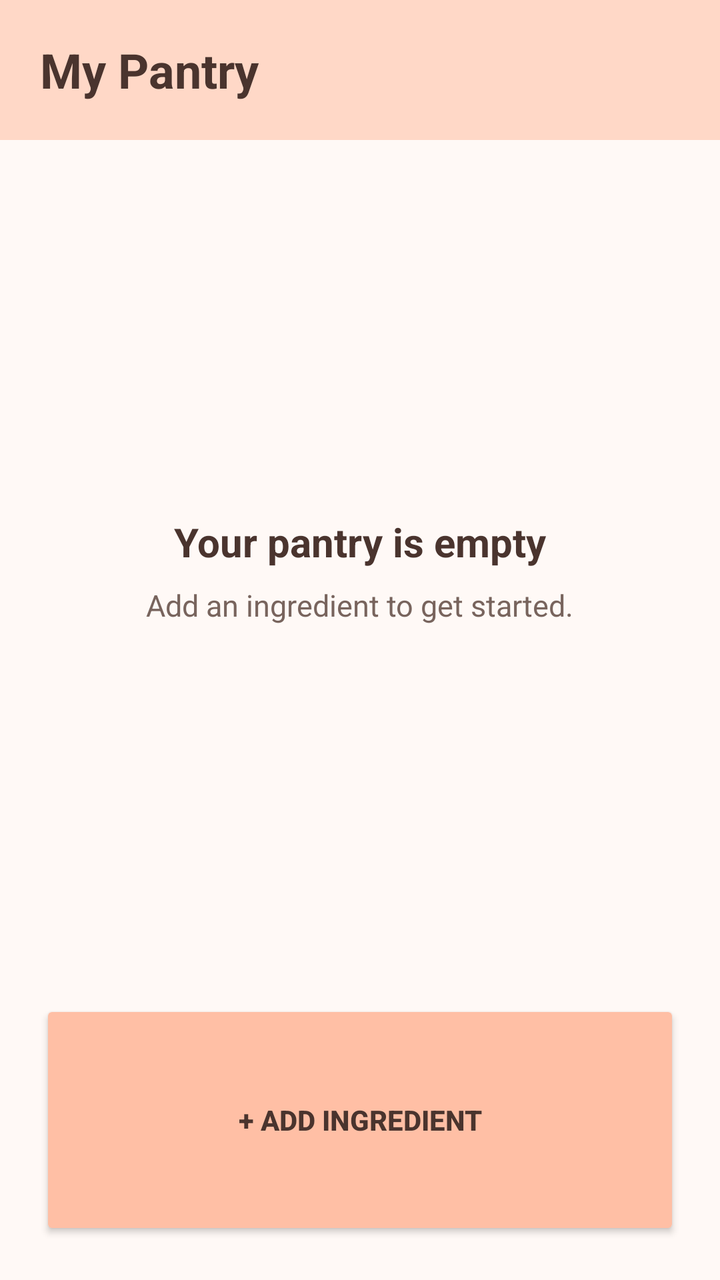
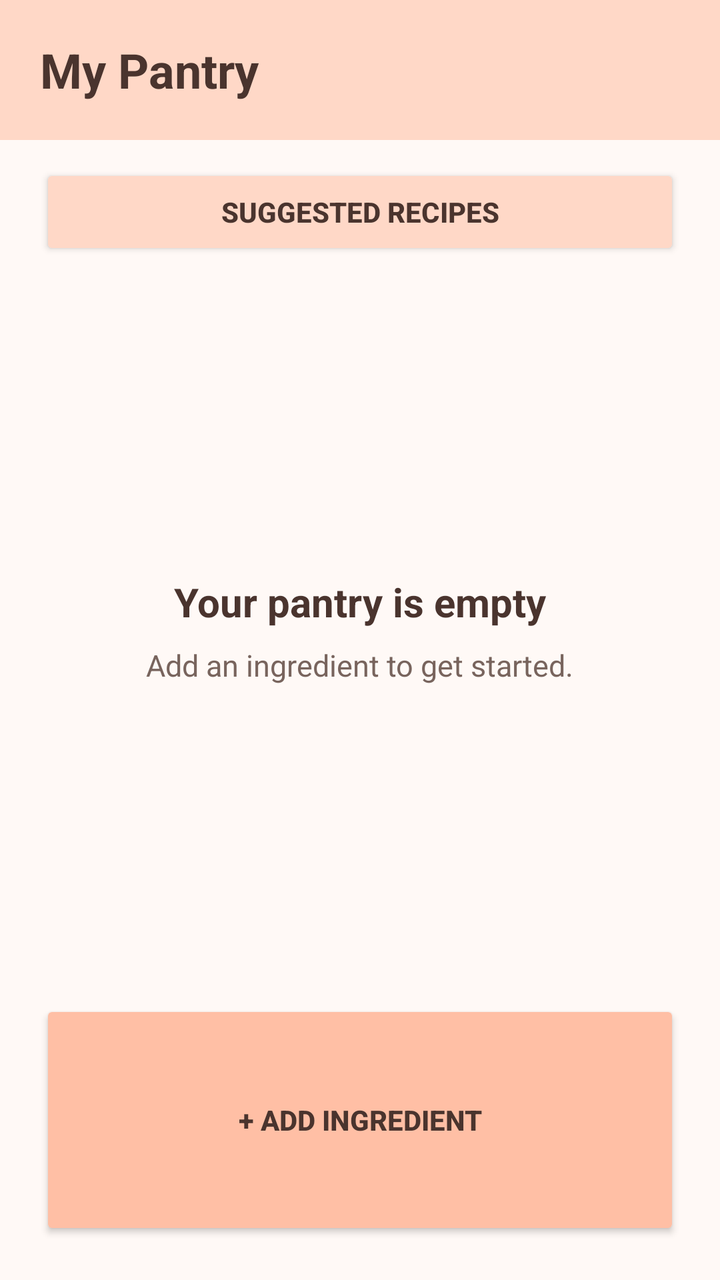

Two renders of the same Android screen: before a commit and after it. Below are the layout's source before the change and the commit's diff.
<!-- AndroidManifest.xml: application theme Theme.SmartPantryManager -->
<!-- res/layout/activity_main.xml -->
<?xml version="1.0" encoding="utf-8"?>
<androidx.constraintlayout.widget.ConstraintLayout
    xmlns:android="http://schemas.android.com/apk/res/android"
    xmlns:app="http://schemas.android.com/apk/res-auto"
    android:id="@+id/main"
    android:layout_width="match_parent"
    android:layout_height="match_parent"
    android:background="#FFF9F6">

    <TextView
        android:id="@+id/titleText"
        android:layout_width="0dp"
        android:layout_height="70dp"
        android:background="#FFD8C7"
        android:gravity="center_vertical"
        android:paddingStart="20dp"
        android:text="My Pantry"
        android:textColor="#4A342E"
        android:textSize="24sp"
        android:textStyle="bold"
        app:layout_constraintEnd_toEndOf="parent"
        app:layout_constraintStart_toStartOf="parent"
        app:layout_constraintTop_toTopOf="parent" />

    <androidx.recyclerview.widget.RecyclerView
        android:id="@+id/pantryRecyclerView"
        android:layout_width="0dp"
        android:layout_height="0dp"
        android:padding="16dp"
        android:clipToPadding="false"
        app:layout_constraintBottom_toTopOf="@id/addIngredientButton"
        app:layout_constraintEnd_toEndOf="parent"
        app:layout_constraintStart_toStartOf="parent"
        app:layout_constraintTop_toBottomOf="@id/titleText" />

    <TextView
        android:id="@+id/emptyTitle"
        android:layout_width="wrap_content"
        android:layout_height="wrap_content"
        android:text="Your pantry is empty"
        android:textColor="#4A342E"
        android:textSize="20sp"
        android:textStyle="bold"
        app:layout_constraintBottom_toTopOf="@id/emptyMessage"
        app:layout_constraintEnd_toEndOf="parent"
        app:layout_constraintStart_toStartOf="parent"
        app:layout_constraintTop_toBottomOf="@id/titleText"
        app:layout_constraintVertical_chainStyle="packed" />

    <TextView
        android:id="@+id/emptyMessage"
        android:layout_width="wrap_content"
        android:layout_height="wrap_content"
        android:layout_marginTop="8dp"
        android:text="Add an ingredient to get started."
        android:textColor="#78645D"
        android:textSize="15sp"
        app:layout_constraintBottom_toTopOf="@id/addIngredientButton"
        app:layout_constraintEnd_toEndOf="parent"
        app:layout_constraintStart_toStartOf="parent"
        app:layout_constraintTop_toBottomOf="@id/emptyTitle" />

    <Button
        android:id="@+id/addIngredientButton"
        android:layout_width="0dp"
        android:layout_height="120dp"
        android:layout_marginStart="20dp"
        android:layout_marginEnd="20dp"
        android:layout_marginBottom="20dp"
        android:backgroundTint="#FFBFA5"
        android:text="+ Add Ingredient"
        android:textColor="#4A342E"
        android:textStyle="bold"
        app:layout_constraintBottom_toBottomOf="parent"
        app:layout_constraintEnd_toEndOf="parent"
        app:layout_constraintStart_toStartOf="parent" />

</androidx.constraintlayout.widget.ConstraintLayout>
<!-- resources referenced by this layout -->
<resources>
  <style name="Theme.SmartPantryManager" parent="Base.Theme.SmartPantryManager" />
  <style name="Base.Theme.SmartPantryManager" parent="Theme.Material3.DayNight.NoActionBar">
          
          
      </style>
</resources>

<!-- the commit's change to res/layout/activity_main.xml (unified diff, before → after) -->
@@ -22,16 +22,31 @@
         app:layout_constraintStart_toStartOf="parent"
         app:layout_constraintTop_toTopOf="parent" />
 
+    <Button
+        android:id="@+id/suggestedRecipesButton"
+        android:layout_width="0dp"
+        android:layout_height="48dp"
+        android:layout_marginStart="20dp"
+        android:layout_marginTop="12dp"
+        android:layout_marginEnd="20dp"
+        android:backgroundTint="#FFD8C7"
+        android:text="Suggested Recipes"
+        android:textColor="#4A342E"
+        android:textStyle="bold"
+        app:layout_constraintEnd_toEndOf="parent"
+        app:layout_constraintStart_toStartOf="parent"
+        app:layout_constraintTop_toBottomOf="@id/titleText" />
+
     <androidx.recyclerview.widget.RecyclerView
         android:id="@+id/pantryRecyclerView"
         android:layout_width="0dp"
         android:layout_height="0dp"
+        android:clipToPadding="false"
         android:padding="16dp"
-        android:clipToPadding="false"
         app:layout_constraintBottom_toTopOf="@id/addIngredientButton"
         app:layout_constraintEnd_toEndOf="parent"
         app:layout_constraintStart_toStartOf="parent"
-        app:layout_constraintTop_toBottomOf="@id/titleText" />
+        app:layout_constraintTop_toBottomOf="@id/suggestedRecipesButton" />
 
     <TextView
         android:id="@+id/emptyTitle"
@@ -44,7 +59,7 @@
         app:layout_constraintBottom_toTopOf="@id/emptyMessage"
         app:layout_constraintEnd_toEndOf="parent"
         app:layout_constraintStart_toStartOf="parent"
-        app:layout_constraintTop_toBottomOf="@id/titleText"
+        app:layout_constraintTop_toBottomOf="@id/suggestedRecipesButton"
         app:layout_constraintVertical_chainStyle="packed" />
 
     <TextView
